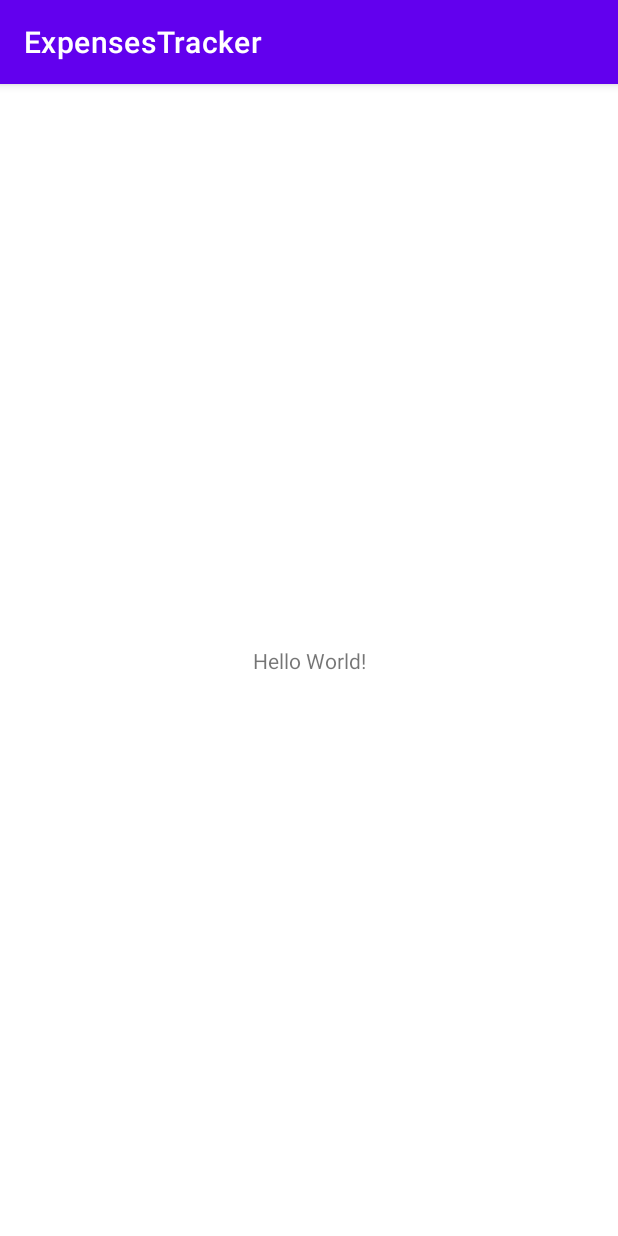
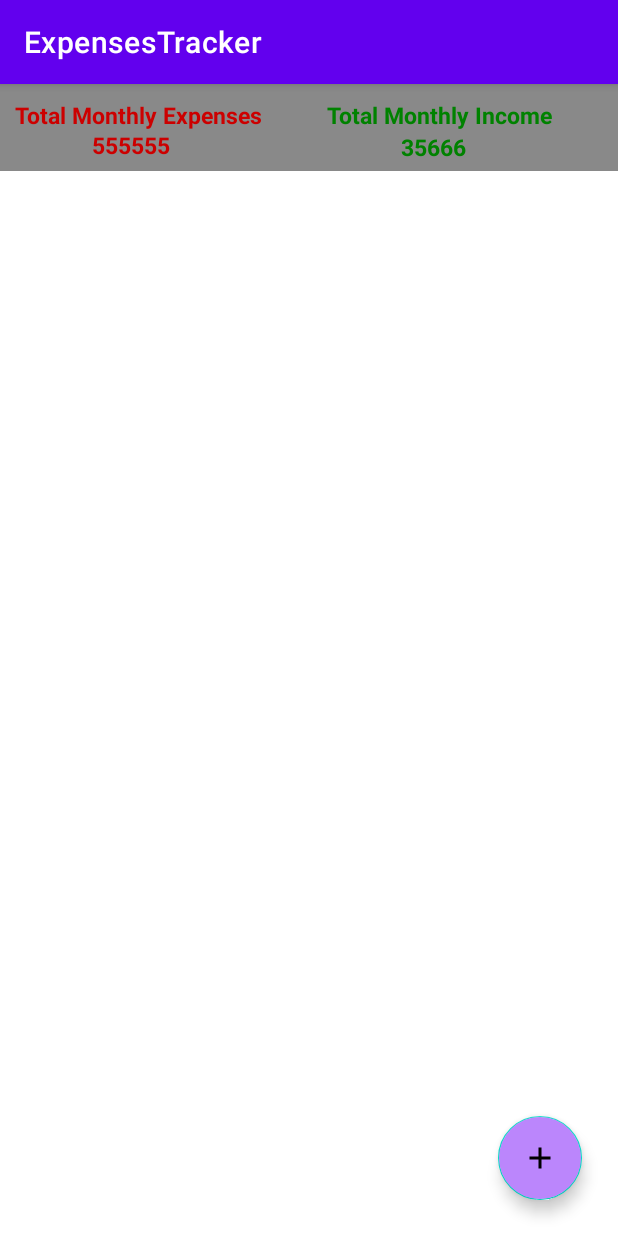
Before and after one commit to akhilvarghese46/expensestracker, an Android app: the screen it shows after launch (MainActivity), on a phone screen of 412 x 824 dp. Run offline under Robolectric (Android 15) with nearby library versions, the phone set to English and light mode, and no system bars.

Commit message:
added text view and and floating button for add income and expenses

```diff
--- a/app/src/main/java/com/example/expensestracker/MainActivity.kt
+++ b/app/src/main/java/com/example/expensestracker/MainActivity.kt
@@ -2,10 +2,48 @@ package com.example.expensestracker
 
 import androidx.appcompat.app.AppCompatActivity
 import android.os.Bundle
+import android.view.View
+import android.widget.Toast
 
 class MainActivity : AppCompatActivity() {
+
+    private var clicked = false
+
     override fun onCreate(savedInstanceState: Bundle?) {
         super.onCreate(savedInstanceState)
         setContentView(R.layout.activity_main)
+        val add_btn: View = findViewById(R.id.add_btn)
+        val add_income: View = findViewById(R.id.add_income)
+        val add_expenses: View = findViewById(R.id.add_expenses)
+        add_btn.setOnClickListener{
+            onAddButtonClick()
+        }
+
+        add_income.setOnClickListener{
+            Toast.makeText(this,"add_income buttom Clicked", Toast.LENGTH_SHORT).show()
+        }
+
+        add_expenses.setOnClickListener{
+            Toast.makeText(this,"add_expenses edit buttom Clicked", Toast.LENGTH_SHORT).show()
+        }
+
+    }
+
+    private fun onAddButtonClick() {
+        setVisibility(clicked)
+        clicked = !clicked
+    }
+
+    private fun setVisibility(clicked:Boolean) {
+        val add_income: View = findViewById(R.id.add_income)
+        val add_expenses: View = findViewById(R.id.add_expenses)
+        if(!clicked){
+            add_expenses.visibility=View.VISIBLE
+            add_income.visibility=View.VISIBLE
+        }else{
+            add_expenses.visibility=View.INVISIBLE
+            add_income.visibility=View.INVISIBLE
+        }
+
     }
 }
--- /dev/null
+++ b/app/src/main/res/drawable/ic_add_item.xml
@@ -0,0 +1,5 @@
+<vector android:height="24dp" android:tint="#F1F1F1"
+    android:viewportHeight="24" android:viewportWidth="24"
+    android:width="24dp" xmlns:android="http://schemas.android.com/apk/res/android">
+    <path android:fillColor="@android:color/white" android:pathData="M19,13h-6v6h-2v-6H5v-2h6V5h2v6h6v2z"/>
+</vector>
--- a/app/src/main/res/layout/activity_main.xml
+++ b/app/src/main/res/layout/activity_main.xml
@@ -6,13 +6,130 @@
     android:layout_height="match_parent"
     tools:context=".MainActivity">
 
-    <TextView
+    <RelativeLayout
+        android:layout_width="match_parent"
+        android:layout_height="58dp"
+        android:layout_alignParentBottom="true"
+        android:background="#898989"
+        tools:ignore="MissingConstraints">
+        <LinearLayout
+            android:id="@+id/linearLayout"
+            android:layout_width="match_parent"
+            android:layout_height="match_parent"
+            tools:layout_editor_absoluteX="0dp"
+            tools:layout_editor_absoluteY="263dp"
+            android:orientation="horizontal">
+
+            <TextView
+                android:layout_width="208dp"
+                android:layout_height="wrap_content"
+                android:padding="10dp"
+                android:text="Total Monthly Expenses"
+                android:textColor="@android:color/holo_red_dark"
+                android:textSize="15dp"
+                android:textStyle="bold" />
+
+            <TextView
+
+                android:layout_width="201dp"
+                android:layout_height="wrap_content"
+                android:layout_alignParentRight="true"
+                android:layout_marginRight="21dp"
+                android:padding="10dp"
+                android:text="Total Monthly Income"
+                android:textColor="#008200"
+                android:textSize="15dp"
+                android:textStyle="bold" />
+
+        </LinearLayout>
+        <TextView
+            android:id="@+id/totalexpenses"
+            android:layout_width="102dp"
+            android:layout_height="32dp"
+            android:layout_alignParentStart="true"
+            android:layout_alignParentEnd="true"
+            android:layout_alignParentBottom="true"
+            android:layout_marginStart="36dp"
+            android:layout_marginEnd="273dp"
+            android:layout_marginRight="72dp"
+            android:layout_marginBottom="-4dp"
+            android:text="555555"
+            android:textAlignment="center"
+            android:textColor="@android:color/holo_red_dark"
+            android:textSize="15dp"
+            android:textStyle="bold" />
+
+        <TextView
+            android:id="@+id/totalIncome"
+            android:layout_width="102dp"
+            android:layout_height="32dp"
+            android:layout_alignParentEnd="true"
+            android:layout_alignParentRight="true"
+            android:layout_alignParentBottom="true"
+            android:layout_marginEnd="72dp"
+            android:layout_marginRight="72dp"
+            android:layout_marginBottom="-5dp"
+            android:text="35666"
+            android:textAlignment="center"
+            android:textColor="#008200"
+            android:textSize="15dp"
+            android:textStyle="bold" />
+    </RelativeLayout>
+
+    <com.google.android.material.floatingactionbutton.FloatingActionButton
+        android:id="@+id/add_btn"
         android:layout_width="wrap_content"
         android:layout_height="wrap_content"
-        android:text="Hello World!"
+        android:layout_marginEnd="24dp"
+        android:layout_marginBottom="24dp"
+        android:clickable="true"
+        android:focusable="true"
+        android:tint="@android:color/white"
+        android:backgroundTint="@color/purple_200"
         app:layout_constraintBottom_toBottomOf="parent"
-        app:layout_constraintLeft_toLeftOf="parent"
-        app:layout_constraintRight_toRightOf="parent"
-        app:layout_constraintTop_toTopOf="parent" />
+        app:layout_constraintEnd_toEndOf="parent"
+        app:srcCompat="@drawable/ic_add_item" />
+
+    <com.google.android.material.floatingactionbutton.ExtendedFloatingActionButton
+        android:id="@+id/add_income"
+        android:layout_width="wrap_content"
+        android:layout_height="wrap_content"
+        android:layout_marginBottom="16dp"
+        android:clickable="true"
+        android:focusable="true"
+        android:text="@string/fab_label_income"
+        android:textAlignment="viewStart"
+        android:visibility="invisible"
+        app:layout_constraintBottom_toTopOf="@+id/add_btn"
+        app:layout_constraintEnd_toEndOf="@+id/add_btn"
+        app:srcCompat="@drawable/ic_add_item" />
+
+    <com.google.android.material.floatingactionbutton.ExtendedFloatingActionButton
+        android:id="@+id/add_expenses"
+        android:layout_width="wrap_content"
+        android:layout_height="wrap_content"
+        android:layout_marginBottom="10dp"
+        android:clickable="true"
+        android:focusable="true"
+        android:visibility="invisible"
+        android:text="@string/fab_label_expenses"
+        app:layout_constraintBottom_toTopOf="@+id/add_income"
+        app:layout_constraintEnd_toEndOf="@+id/add_income"
+        app:srcCompat="@drawable/ic_add_item" />
+
+    <FrameLayout
+        android:layout_width="407dp"
+        android:layout_height="475dp"
+        app:layout_constraintBottom_toBottomOf="parent"
+        app:layout_constraintTop_toTopOf="parent"
+        tools:layout_editor_absoluteX="2dp"
+        tools:ignore="MissingConstraints">
+
+        <ListView
+            android:id="@+id/monthlyexpenses"
+            android:layout_width="match_parent"
+            android:layout_height="320dp" />
+    </FrameLayout>
+
 
 </androidx.constraintlayout.widget.ConstraintLayout>
--- a/app/src/main/res/values/strings.xml
+++ b/app/src/main/res/values/strings.xml
@@ -1,3 +1,6 @@
 <resources>
     <string name="app_name">ExpensesTracker</string>
+    <string name="fab_label_income">Add Income</string>
+    <string name="fab_label_expenses">Add Expenses</string>
+    <string name="submit">submit</string>
 </resources>
```
